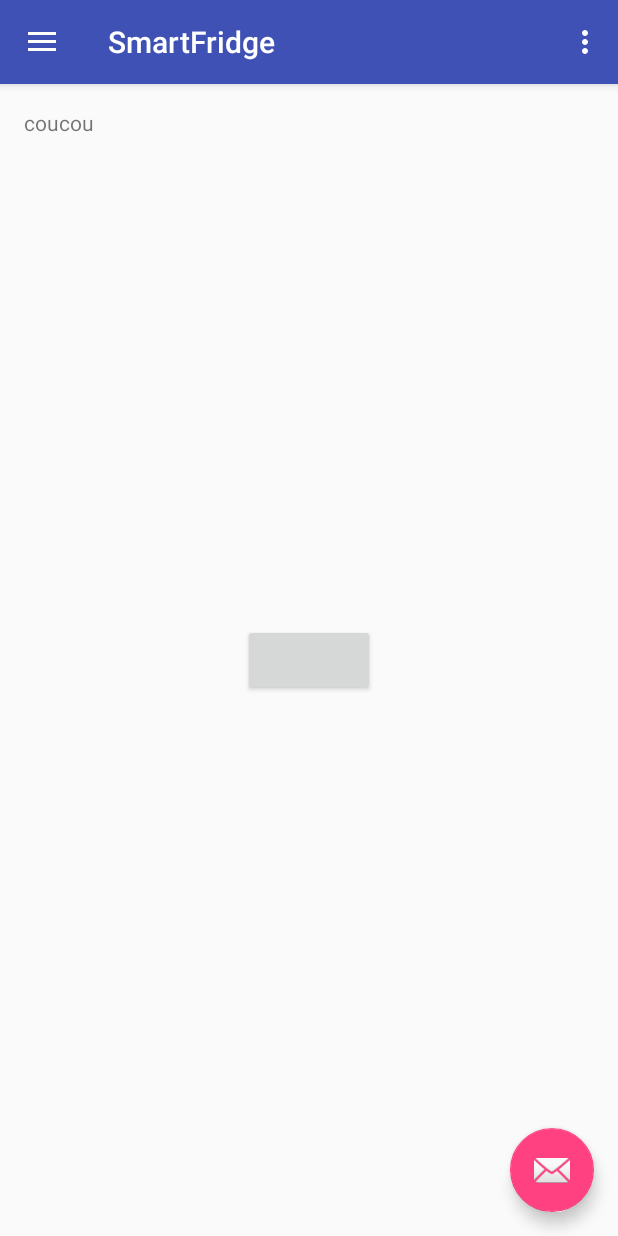
After one commit to mgasque/smartfridge, an Android app: the fragment MyFragment placed in its activity, on a phone screen of 412 x 824 dp. The commit adds this screen. Run offline under Robolectric (Android 15) with nearby library versions, the light colour scheme and no system bars.

Commit message:
premier fragment pour philou + BDD en cours ne pas y toucher

```diff
--- /dev/null
+++ b/SmartFridge2/app/src/main/java/com/group2/smartfridge/smartfridge/MyFragment.java
@@ -0,0 +1,23 @@
+package com.group2.smartfridge.smartfridge;
+
+import android.support.v4.app.Fragment;
+import android.os.Bundle;
+import android.support.annotation.Nullable;
+import android.view.LayoutInflater;
+import android.view.View;
+import android.view.ViewGroup;
+
+/**
+ * Created by Aude on 29/11/2015.
+ */
+public class MyFragment extends Fragment {
+
+    @Override
+    public View onCreateView(LayoutInflater inflater, @Nullable ViewGroup container,
+                             @Nullable Bundle savedInstanceState) {
+        View layout = inflater.inflate(R.layout.my_fragment, container, false);
+
+
+        return layout;
+    }
+}
--- a/SmartFridge2/app/src/main/res/layout/content_main.xml
+++ b/SmartFridge2/app/src/main/res/layout/content_main.xml
@@ -12,10 +12,12 @@
     tools:context="com.group2.smartfridge.smartfridge.MainActivity"
     tools:showIn="@layout/app_bar_main">
 
-    <TextView
-        android:layout_width="wrap_content"
-        android:layout_height="wrap_content"
-        android:text="Hello World!" />
+    <FrameLayout
+        android:layout_width="match_parent"
+        android:layout_height="match_parent"
+        android:id="@+id/mainFrame">
+</FrameLayout>
+
 
     <Button
         android:layout_width="wrap_content"
--- /dev/null
+++ b/SmartFridge2/app/src/main/res/layout/my_fragment.xml
@@ -0,0 +1,11 @@
+<?xml version="1.0" encoding="utf-8"?>
+<LinearLayout xmlns:android="http://schemas.android.com/apk/res/android"
+    android:orientation="vertical" android:layout_width="match_parent"
+    android:layout_height="match_parent">
+
+    <TextView
+        android:layout_width="match_parent"
+        android:layout_height="wrap_content"
+        android:text="coucou"/>
+
+</LinearLayout>
```
Also changed, not shown: SmartFridge2/app/src/main/java/com/group2/smartfridge/smartfridge/MainActivity.java (+16 -4 lines), SmartFridge2/app/src/main/java/com/group2/smartfridge/smartfridge/database/DatabaseTestActivity.java (+38 -13 lines), SmartFridge2/app/src/main/java/com/group2/smartfridge/smartfridge/database/MyDBHandler.java (+32 -1 lines), SmartFridge2/app/src/main/java/com/group2/smartfridge/smartfridge/database/Product.java (+13 -2 lines), SmartFridge2/app/src/main/res/layout/content_database_test.xml (+14 -6 lines).
